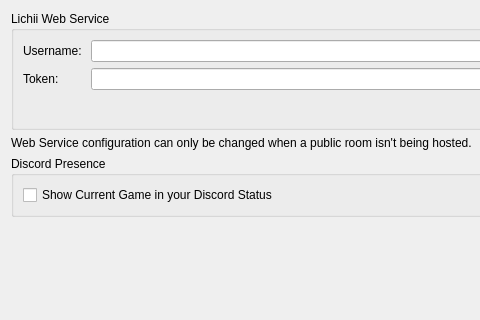
This is src/lichii/configuration/configure_web.ui in elnekugm/TuttiFrutti as Qt 5 draws it before an edit; both pictures show x 0 to 480 and y 0 to 320 of the 926 by 561 pixel window. The edited form follows.
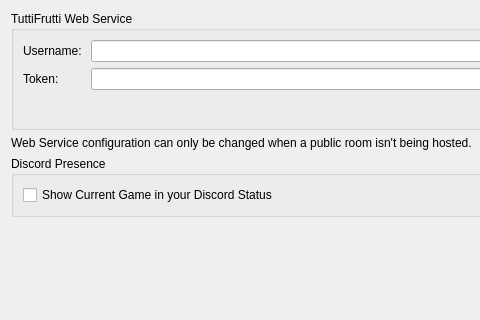
This is the edited form.

Commit message:
Rebrand to TuttiFrutti: name, icon, wordmark and updater repo
A port on Windows keeps its data in a user folder beside the emulator and imports the previous profile on first start.

Patch:
```diff
--- a/src/lichii/configuration/configure_web.ui
+++ b/src/lichii/configuration/configure_web.ui
@@ -22,7 +22,7 @@
      <item>
       <widget class="QGroupBox" name="groupBoxWebConfig">
        <property name="title">
-        <string>Lichii Web Service</string>
+        <string>TuttiFrutti Web Service</string>
        </property>
        <layout class="QVBoxLayout" name="verticalLayoutLichiiWebService">
         <item>
```
The commit also changes 43 other files.
